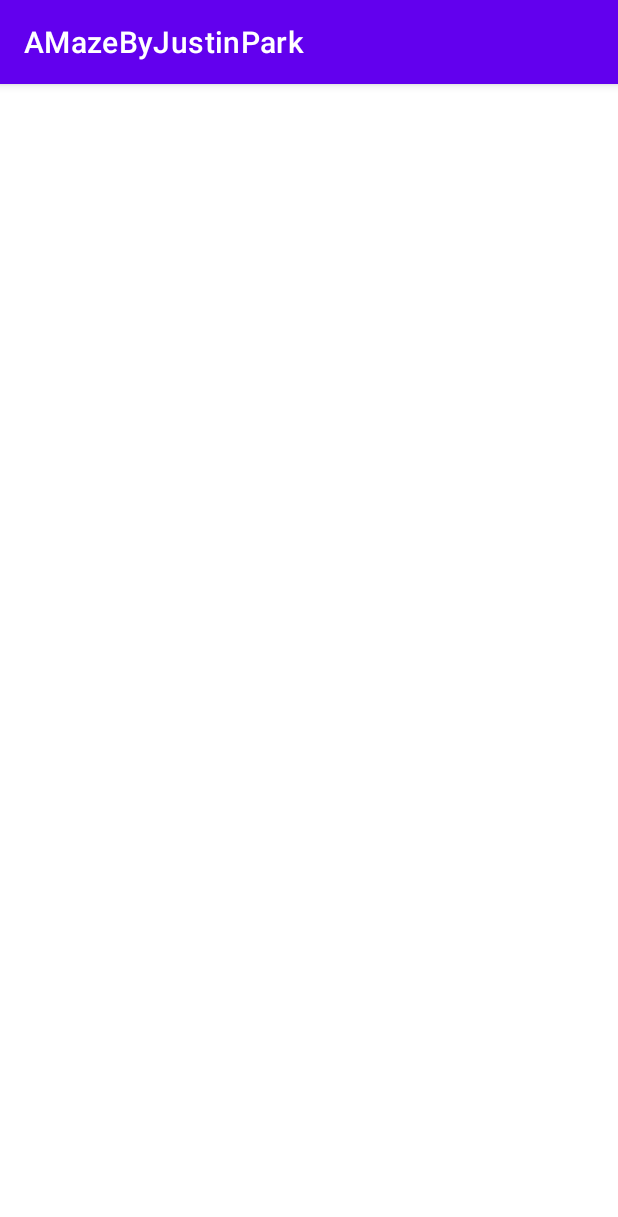
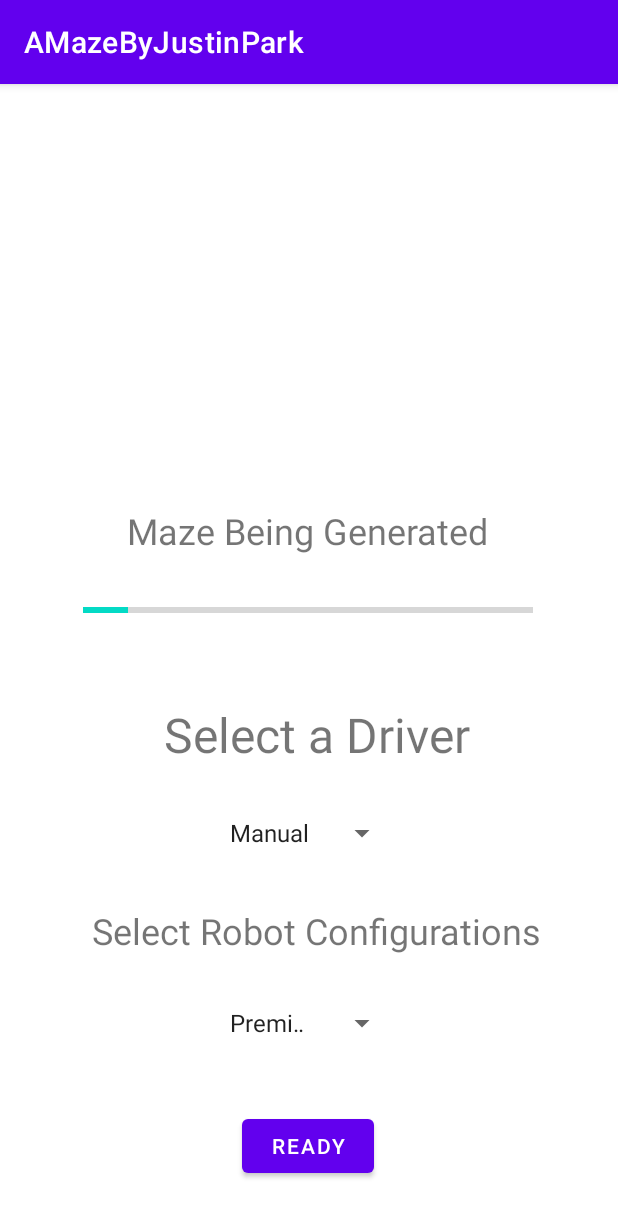
Before and after one commit to jmpark2001/AMazeByJustinPark, an Android app: the GeneratingActivity screen opened directly, with no data from a screen before it, on a phone screen of 412 x 824 dp. Shown: the top 1217 px of the screen. Run offline under Robolectric (Android 15) with nearby library versions, the phone set to English and light mode, and no system bars.

Commit message:
Coded State Generating xml

```diff
--- a/app/src/main/res/layout/activity_generating.xml
+++ b/app/src/main/res/layout/activity_generating.xml
@@ -6,4 +6,93 @@
     android:layout_height="match_parent"
     tools:context=".gui.GeneratingActivity">
 
+    <TextView
+        android:id="@+id/textView"
+        android:layout_width="300dp"
+        android:layout_height="50dp"
+        android:text="@string/select_driver"
+        android:textSize="32sp"
+        android:textAlignment="center"
+        app:layout_constraintBottom_toBottomOf="parent"
+        app:layout_constraintEnd_toEndOf="parent"
+        app:layout_constraintHorizontal_bias="0.54"
+        app:layout_constraintStart_toStartOf="parent"
+        app:layout_constraintTop_toTopOf="parent"
+        app:layout_constraintVertical_bias="0.574" />
+
+    <ProgressBar
+        android:id="@+id/progressBar"
+        style="?android:attr/progressBarStyleHorizontal"
+        android:layout_width="300dp"
+        android:layout_height="40dp"
+        android:max="100"
+        android:progress="10"
+        app:layout_constraintBottom_toBottomOf="parent"
+        app:layout_constraintEnd_toEndOf="parent"
+        app:layout_constraintHorizontal_bias="0.495"
+        app:layout_constraintStart_toStartOf="parent"
+        app:layout_constraintTop_toTopOf="parent"
+        app:layout_constraintVertical_bias="0.454" />
+
+    <TextView
+        android:id="@+id/textView2"
+        android:layout_width="wrap_content"
+        android:layout_height="wrap_content"
+        android:text="@string/select_robot"
+        android:textSize="24sp"
+        app:layout_constraintBottom_toBottomOf="parent"
+        app:layout_constraintEnd_toEndOf="parent"
+        app:layout_constraintHorizontal_bias="0.55"
+        app:layout_constraintStart_toStartOf="parent"
+        app:layout_constraintTop_toTopOf="parent"
+        app:layout_constraintVertical_bias="0.745" />
+
+    <Spinner
+        android:layout_width="120dp"
+        android:layout_height="48dp"
+        android:entries="@array/driver_spinner"
+        app:layout_constraintBottom_toBottomOf="parent"
+        app:layout_constraintEnd_toEndOf="parent"
+        app:layout_constraintHorizontal_bias="0.498"
+        app:layout_constraintStart_toStartOf="parent"
+        app:layout_constraintTop_toTopOf="parent"
+        app:layout_constraintVertical_bias="0.66" />
+
+    <Spinner
+        android:layout_width="120dp"
+        android:layout_height="48dp"
+        android:entries="@array/robot_spinner"
+        app:layout_constraintBottom_toBottomOf="parent"
+        app:layout_constraintEnd_toEndOf="parent"
+        app:layout_constraintHorizontal_bias="0.498"
+        app:layout_constraintStart_toStartOf="parent"
+        app:layout_constraintTop_toTopOf="parent"
+        app:layout_constraintVertical_bias="0.836" />
+
+    <TextView
+        android:id="@+id/textView3"
+        android:layout_width="wrap_content"
+        android:layout_height="wrap_content"
+        android:text="@string/progress"
+        android:textSize="24sp"
+        app:layout_constraintBottom_toBottomOf="parent"
+        app:layout_constraintEnd_toEndOf="parent"
+        app:layout_constraintHorizontal_bias="0.498"
+        app:layout_constraintStart_toStartOf="parent"
+        app:layout_constraintTop_toTopOf="parent"
+        app:layout_constraintVertical_bias="0.383" />
+
+    <Button
+        android:id="@+id/ready"
+        android:layout_width="wrap_content"
+        android:layout_height="wrap_content"
+        android:text="@string/ready"
+        app:layout_constraintBottom_toBottomOf="parent"
+        app:layout_constraintEnd_toEndOf="parent"
+        app:layout_constraintHorizontal_bias="0.498"
+        app:layout_constraintStart_toStartOf="parent"
+        app:layout_constraintTop_toTopOf="parent"
+        app:layout_constraintVertical_bias="0.95" />
+
+
 </androidx.constraintlayout.widget.ConstraintLayout>
--- a/app/src/main/res/layout/activity_main.xml
+++ b/app/src/main/res/layout/activity_main.xml
@@ -91,7 +91,8 @@
         app:layout_constraintHorizontal_bias="0.195"
         app:layout_constraintStart_toStartOf="parent"
         app:layout_constraintTop_toTopOf="parent"
-        app:layout_constraintVertical_bias="0.754" />
+        app:layout_constraintVertical_bias="0.754"
+        tools:ignore="UseSwitchCompatOrMaterialXml" />
 
     <Button
         android:id="@+id/revisit"
--- a/app/src/main/res/values/strings.xml
+++ b/app/src/main/res/values/strings.xml
@@ -12,4 +12,19 @@
     </string-array>
     <string name="revisit">Revisit</string>
     <string name="explore">Explore</string>
+    <string name="select_driver">Select a Driver</string>
+    <string name="select_robot">Select Robot Configurations</string>
+    <string-array name="driver_spinner">
+        <item>Manual</item>
+        <item>Wall Follower</item>
+        <item>Wizard</item>
+    </string-array>
+    <string-array name="robot_spinner">
+        <item>Premium</item>
+        <item>Mediocre</item>
+        <item>SoSo</item>
+        <item>Shaky</item>
+    </string-array>
+    <string name="progress">Maze Being Generated</string>
+    <string name="ready">Ready</string>
 </resources>
```
